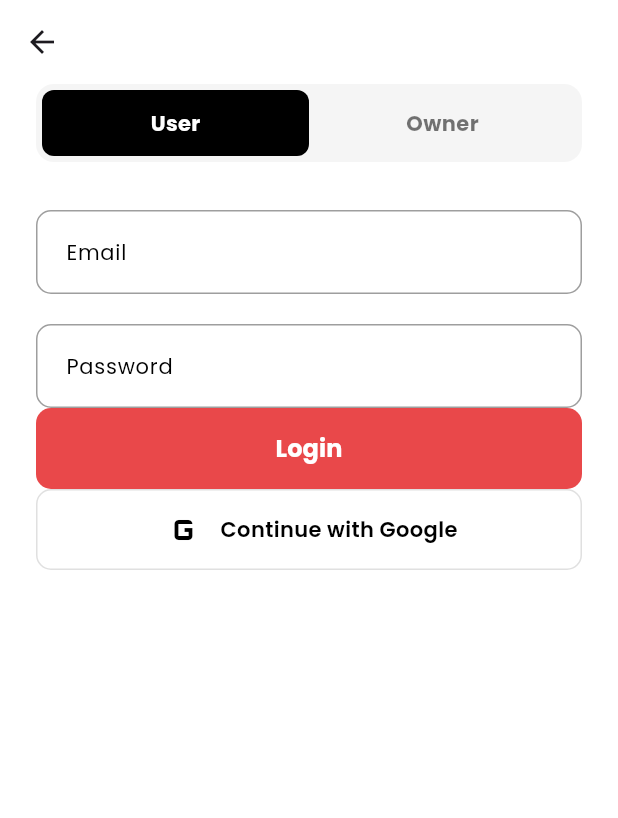
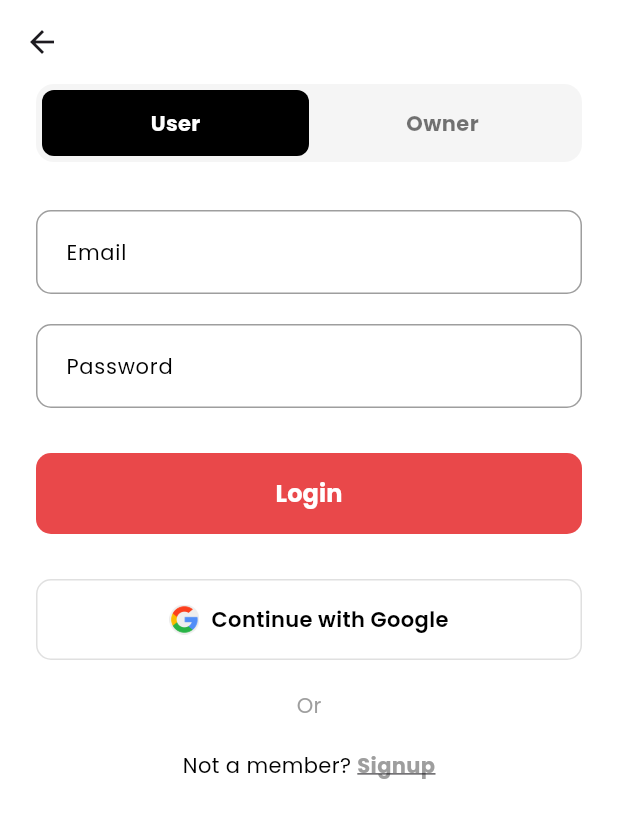
Before and after one commit to IsmailCoder366/echotune, a Flutter app: the LoginScreen screen opened by its route, on a phone screen of 412 x 824 dp. Shown: the top 818 px of the screen. Run offline on Flutter 3.47's test engine with Material 3 defaults, Android fonts, the light colour scheme and no system bars; our stand-ins replace flutter_screenutil, get, get_storage, google_fonts, pin_code_fields; accounts and stored records are empty.

Commit message:
google icon added as image to assets folder, auth_footer_link added as common widgets

```diff
--- a/lib/modules/auth/login/view/login_view.dart
+++ b/lib/modules/auth/login/view/login_view.dart
@@ -1,4 +1,5 @@
 import 'package:echotune/core/constants/app_colors.dart';
+import 'package:echotune/modules/auth/create_account/widgets/auth_footer_link.dart';
 import 'package:flutter/material.dart';
 import 'package:get/get.dart';
 
@@ -62,7 +63,7 @@ class LoginScreen extends StatelessWidget {
               isPassword: true,
               onChanged: (val) => controller.password.value = val,
             ),
-
+            const SizedBox(height: 30),
             Obx(
               () => PrimaryAuthButton(
                 text: "Login",
@@ -70,12 +71,20 @@ class LoginScreen extends StatelessWidget {
                 onPressed: () => controller.handleLogin(),
               ),
             ),
-
+            const SizedBox(height: 30),
             SocialAuthButton(
               text: "Continue with Google",
-              icon: Icons.g_mobiledata,
+              image: 'assets/icons/google.png',
               onTap: () => controller.isLoggingIn(),
             ),
+
+            const SizedBox(height: 20),
+            const Center(child: Text("Or", style: TextStyle(color: Colors.grey))),
+            const SizedBox(height: 20),
+
+            AuthFooterLink(leadText: 'Not a member? ', linkText: 'Signup', onTap: () => Get.toNamed(Routes.createAccount)),
+
+            const SizedBox(height: 20),
           ],
         ),
       ),
--- /dev/null
+++ b/lib/modules/auth/login/widgets/auth_footer_link.dart
@@ -0,0 +1,35 @@
+import 'package:flutter/material.dart';
+
+class AuthFooterLink extends StatelessWidget {
+  final String leadText;
+  final String linkText;
+  final VoidCallback onTap;
+
+  const AuthFooterLink({
+    super.key,
+    required this.leadText,
+    required this.linkText,
+    required this.onTap,
+  });
+
+  @override
+  Widget build(BuildContext context) {
+    return Row(
+      mainAxisAlignment: MainAxisAlignment.center,
+      children: [
+        Text(leadText, style: const TextStyle(color: Colors.black)),
+        GestureDetector(
+          onTap: onTap,
+          child: Text(
+            linkText,
+            style: const TextStyle(
+              color: Colors.grey, // or your specific color
+              fontWeight: FontWeight.bold,
+              decoration: TextDecoration.underline,
+            ),
+          ),
+        ),
+      ],
+    );
+  }
+}
--- a/lib/modules/auth/login/widgets/social_login_button.dart
+++ b/lib/modules/auth/login/widgets/social_login_button.dart
@@ -2,13 +2,13 @@ import 'package:flutter/material.dart';
 
 class SocialAuthButton extends StatelessWidget {
   final String text;
-  final IconData icon;
+  final String image;
   final VoidCallback onTap;
 
   const SocialAuthButton({
     super.key,
     required this.text,
-    required this.icon,
+    required this.image,
     required this.onTap,
   });
 
@@ -26,7 +26,10 @@ class SocialAuthButton extends StatelessWidget {
         child: Row(
           mainAxisAlignment: MainAxisAlignment.center,
           children: [
-            Icon(icon, size: 32, color: Colors.black),
+            Image(
+                height: 20,
+                width: 20,
+                image: AssetImage(image)),
             const SizedBox(width: 8),
             Text(
               text,
--- a/pubspec.yaml
+++ b/pubspec.yaml
@@ -66,6 +66,7 @@ flutter:
   assets:
     - assets/images/
     - assets/trusted_logos/
+    - assets/icons/
 
   # An image asset can refer to one or more resolution-specific "variants", see
   # https://flutter.dev/to/resolution-aware-images
```
Also changed, not shown: assets/icons/google.png (added).
